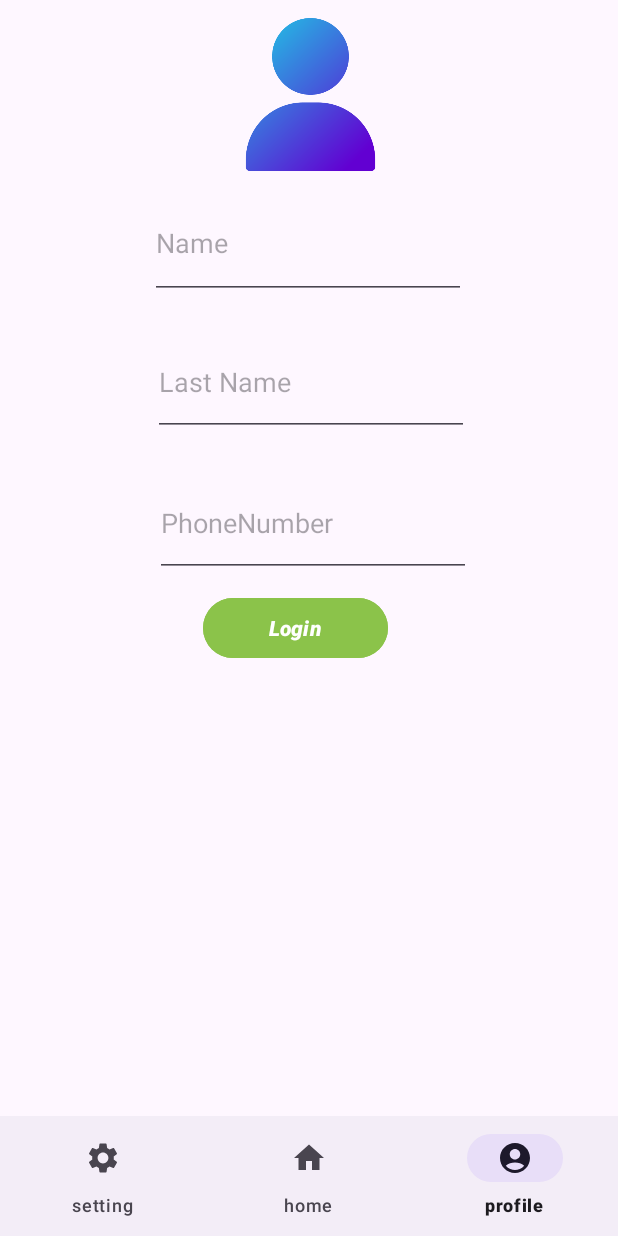
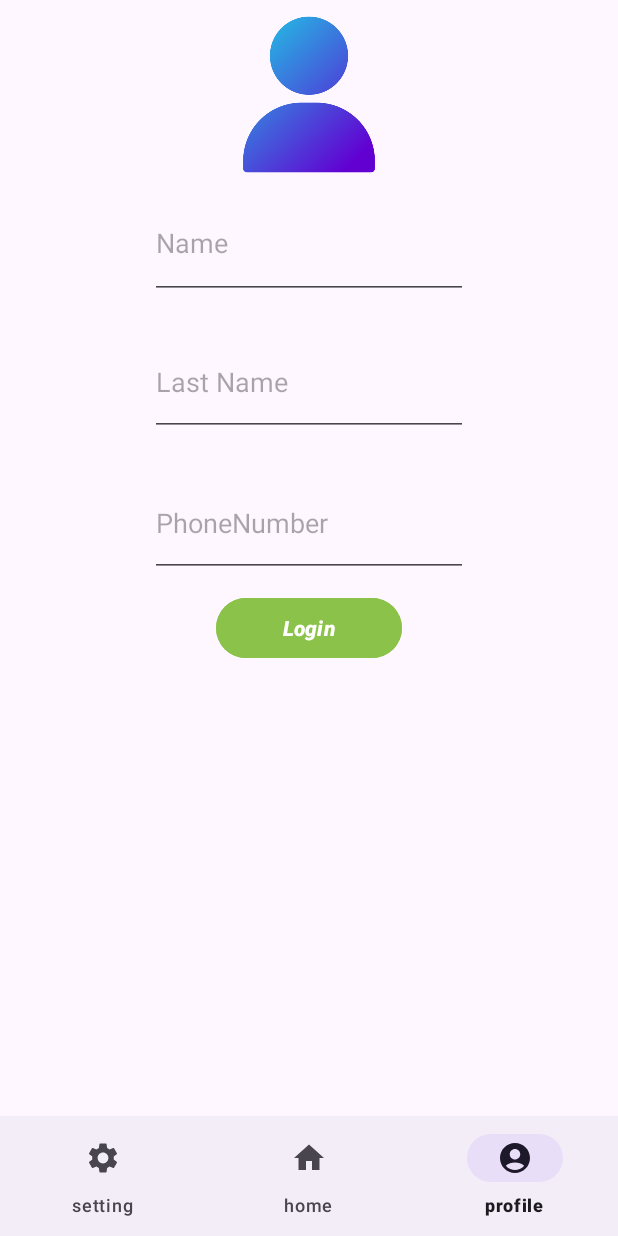
Before and after one commit to Saniadrn/e-book, an Android app: the screen it shows after launch (MainActivity), item 3 of the bottom bar chosen, on a phone screen of 412 x 824 dp. Run offline under Robolectric (Android 15) with nearby library versions, the phone set to English and light mode, and no system bars; libraries missing offline, so code that uses them is left out: com.github.barteksc.pdfviewer.

Commit message:
changed fragment profile margin

```diff
--- a/ebook/app/src/main/res/layout/fragment_profile.xml
+++ b/ebook/app/src/main/res/layout/fragment_profile.xml
@@ -13,9 +13,9 @@
         android:layout_below="@+id/edtPhone"
         android:layout_alignParentStart="true"
         android:layout_alignParentEnd="true"
-        android:layout_marginStart="135dp"
+        android:layout_marginStart="144dp"
         android:layout_marginTop="10dp"
-        android:layout_marginEnd="153dp"
+        android:layout_marginEnd="144dp"
         android:backgroundTint="#8BC34A"
         android:text="Login"
         android:textAlignment="center"
@@ -29,9 +29,9 @@
         android:layout_below="@+id/edtName"
         android:layout_alignParentStart="true"
         android:layout_alignParentEnd="true"
-        android:layout_marginStart="102dp"
+        android:layout_marginStart="100dp"
         android:layout_marginTop="19dp"
-        android:layout_marginEnd="99dp"
+        android:layout_marginEnd="100dp"
         android:ems="10"
         android:hint="Last Name"
         android:inputType="text" />
@@ -45,7 +45,7 @@
         android:layout_alignParentEnd="true"
         android:layout_marginStart="100dp"
         android:layout_marginTop="125dp"
-        android:layout_marginEnd="101dp"
+        android:layout_marginEnd="100dp"
         android:ems="10"
         android:hint="Name"
         android:inputType="text" />
@@ -57,9 +57,9 @@
         android:layout_below="@+id/edtLastName"
         android:layout_alignParentStart="true"
         android:layout_alignParentEnd="true"
-        android:layout_marginStart="103dp"
+        android:layout_marginStart="100dp"
         android:layout_marginTop="22dp"
-        android:layout_marginEnd="98dp"
+        android:layout_marginEnd="100dp"
         android:ems="10"
         android:hint="PhoneNumber"
         android:inputType="phone" />
@@ -70,7 +70,7 @@
         android:layout_height="126dp"
         android:layout_alignParentStart="true"
         android:layout_alignParentEnd="true"
-        android:layout_marginStart="153dp"
+        android:layout_marginStart="151dp"
         android:layout_marginEnd="151dp"
         android:src="@drawable/person_16924992" />
 
@@ -81,9 +81,8 @@
         android:layout_below="@+id/btnLogin"
         android:layout_alignParentStart="true"
         android:layout_alignParentEnd="true"
-        android:layout_marginStart="123dp"
+        android:layout_marginStart="130dp"
         android:layout_marginTop="22dp"
-        android:layout_marginEnd="138dp"
-        />
+        android:layout_marginEnd="130dp" />
 
 </RelativeLayout>
```
